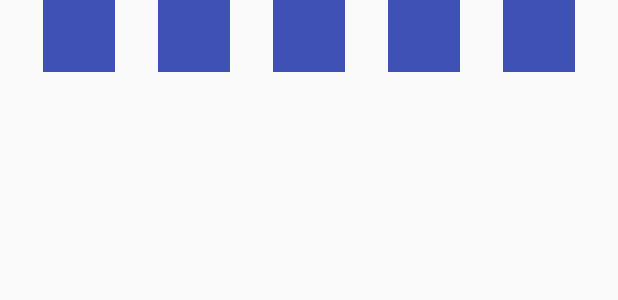
After one commit to GeraniVolves/Lobster, an Android app: the layout screen_main.xml on its own in the app's theme, with its tools: preview values and no code run, on a phone screen of 412 x 824 dp. The commit adds this screen. Shown: the top 300 px of the screen. Run offline under Robolectric (Android 15) with nearby library versions, the phone set to English and light mode, and no system bars.

Commit message:
create navigation

```diff
--- a/app/src/main/AndroidManifest.xml
+++ b/app/src/main/AndroidManifest.xml
@@ -27,6 +27,7 @@
         <activity android:name=".SignUpScreen" />
         <activity android:name=".persons.PersonsListScreen" />
         <activity android:name=".RecoverAccountScreen" />
+        <activity android:name=".MainScreen"/>
     </application>
 
 </manifest>
--- a/app/src/main/java/com/android/loobster/LoginScreen.java
+++ b/app/src/main/java/com/android/loobster/LoginScreen.java
@@ -8,8 +8,8 @@ public class LoginScreen extends AppCompatActivity {
     @Override protected void onCreate(Bundle savedInstanceState) {
         super.onCreate(savedInstanceState);
         setContentView(R.layout.screen_login);
-        findViewById(R.id.sign_up).setOnClickListener(l -> Navigator.signup(this));
-        findViewById(R.id.forgot_password).setOnClickListener(l -> Navigator.recoverAccount(this));
-        findViewById(R.id.login).setOnClickListener(l -> Navigator.create(this));
+        findViewById(R.id.sign_up).setOnClickListener(l -> NavigateTo.signup(this));
+        findViewById(R.id.forgot_password).setOnClickListener(l -> NavigateTo.recoverAccount(this));
+        findViewById(R.id.login).setOnClickListener(l -> NavigateTo.main(this));
     }
 }
--- a/app/src/main/java/com/android/loobster/SignUpScreen.java
+++ b/app/src/main/java/com/android/loobster/SignUpScreen.java
@@ -8,8 +8,8 @@ public class SignUpScreen extends Activity {
     @Override protected void onCreate(Bundle savedInstanceState) {
         super.onCreate(savedInstanceState);
         setContentView(R.layout.screen_sign_up);
-        findViewById(R.id.login).setOnClickListener(l -> Navigator.login(this));
-        findViewById(R.id.sign_up).setOnClickListener(l -> Navigator.create(this));
+        findViewById(R.id.login).setOnClickListener(l -> NavigateTo.login(this));
+        findViewById(R.id.sign_up).setOnClickListener(l -> NavigateTo.create(this));
     }
 
 }
--- /dev/null
+++ b/app/src/main/res/layout/screen_main.xml
@@ -0,0 +1,60 @@
+<?xml version="1.0" encoding="utf-8"?>
+<LinearLayout xmlns:android="http://schemas.android.com/apk/res/android"
+    android:layout_width="match_parent"
+    android:layout_height="match_parent"
+    android:orientation="vertical"
+    >
+
+    <LinearLayout
+        android:layout_width="match_parent"
+        android:layout_height="wrap_content"
+        android:gravity="center"
+        android:orientation="horizontal"
+        >
+
+        <include layout="@layout/main_screen_tab_space" />
+
+        <ImageView
+            android:layout_width="48dp"
+            android:layout_height="48dp"
+            android:src="@color/colorPrimary"
+            />
+
+        <include layout="@layout/main_screen_tab_space" />
+
+        <ImageView
+            android:layout_width="48dp"
+            android:layout_height="48dp"
+            android:src="@color/colorPrimary"
+            />
+
+        <include layout="@layout/main_screen_tab_space" />
+
+        <ImageView
+            android:id="@+id/create"
+            android:layout_width="48dp"
+            android:layout_height="48dp"
+            android:src="@color/colorPrimary"
+            />
+
+        <include layout="@layout/main_screen_tab_space" />
+
+        <ImageView
+            android:layout_width="48dp"
+            android:layout_height="48dp"
+            android:src="@color/colorPrimary"
+            />
+
+        <include layout="@layout/main_screen_tab_space" />
+
+        <ImageView
+            android:layout_width="48dp"
+            android:layout_height="48dp"
+            android:src="@color/colorPrimary"
+            />
+
+        <include layout="@layout/main_screen_tab_space" />
+
+    </LinearLayout>
+
+</LinearLayout>
```
Also changed, not shown: app/src/main/java/com/android/loobster/MainScreen.java (added, +14 -0 lines), app/src/main/java/com/android/loobster/NavigateTo.java (renamed from app/src/main/java/com/android/loobster/Navigator.java, +7 -1 lines), app/src/main/res/layout/main_screen_tab_space.xml (added, +8 -0 lines).
